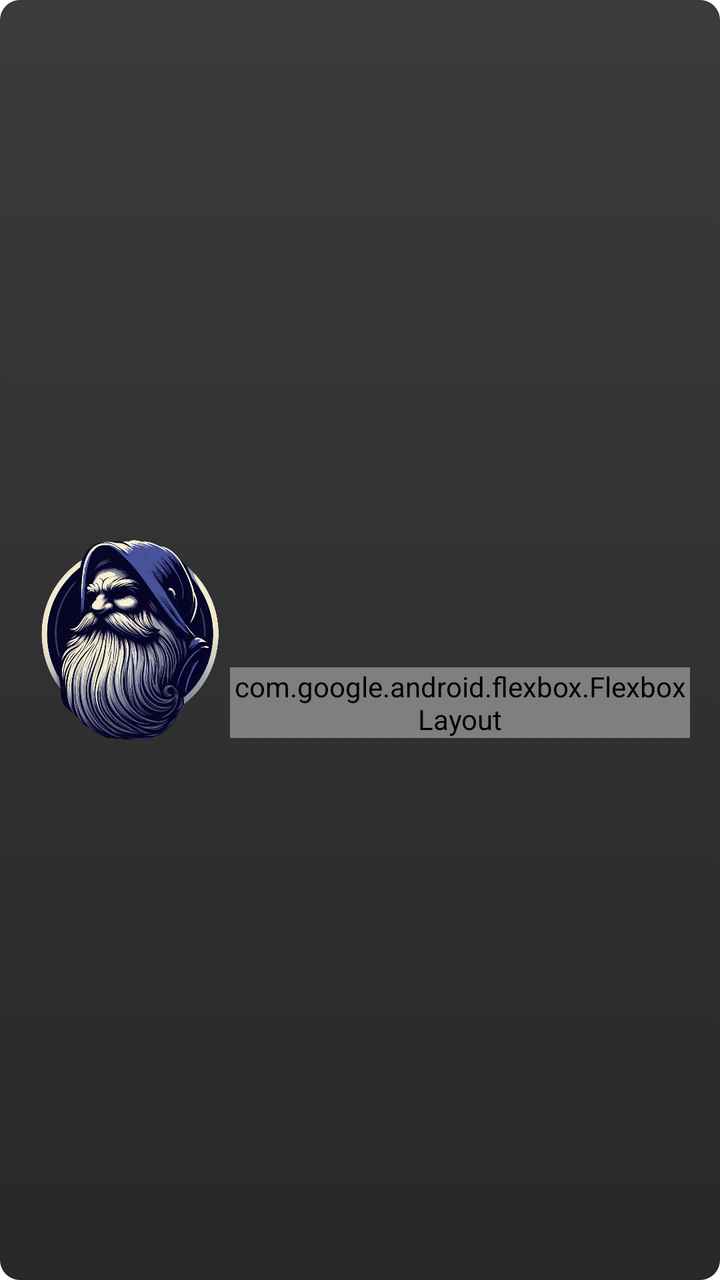
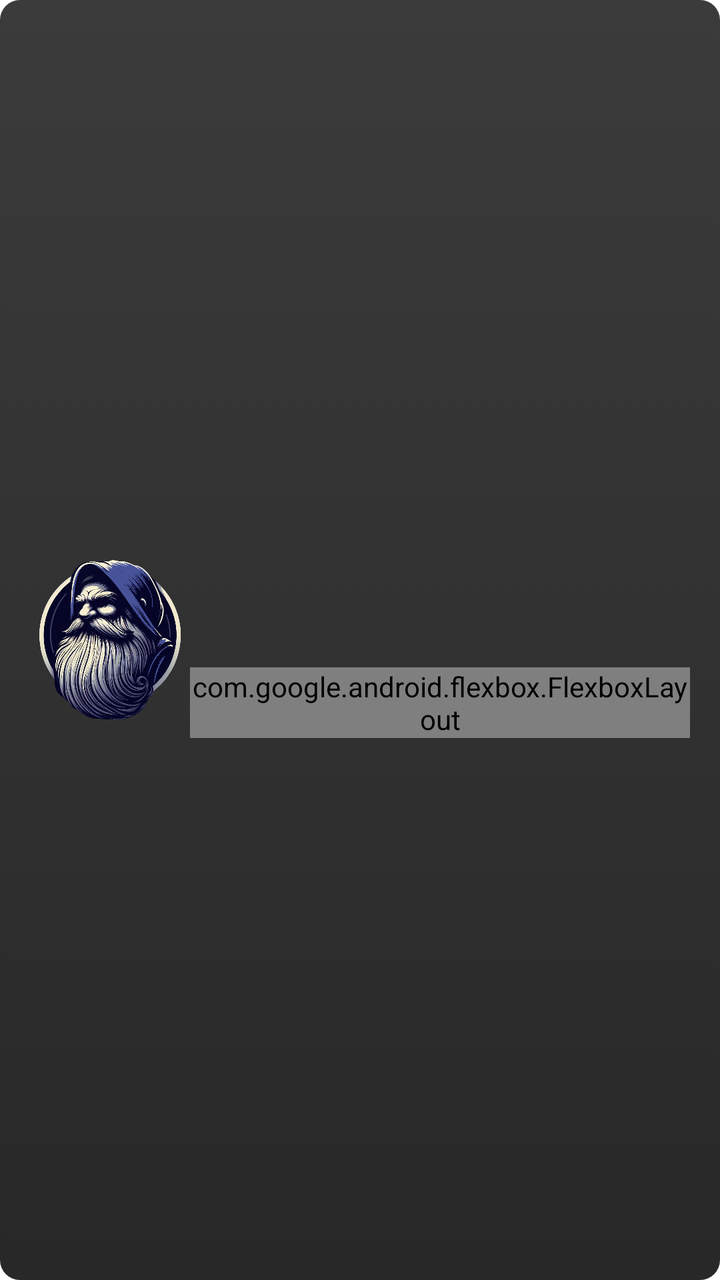

Two renders of the same Android screen: before a commit and after it. Below are the layout's source before the change and the commit's diff.
<!-- AndroidManifest.xml: application theme Theme.OdysseeDesVagabonds -->
<!-- res/layout/custom_card_race.xml -->
<?xml version="1.0" encoding="utf-8"?>
<LinearLayout xmlns:android="http://schemas.android.com/apk/res/android"
    xmlns:app="http://schemas.android.com/apk/res-auto"
    xmlns:tool="http://schemas.android.com/tools"
    android:layout_width="match_parent"
    android:layout_height="wrap_content"
    android:background="@drawable/card_rounded_gradient_reverse"
    android:orientation="horizontal"
    android:gravity="center"
    android:layout_margin="20dp"
    android:padding="15dp">


    <ImageView
        android:id="@+id/iv_icon"
        android:layout_width="100dp"
        android:layout_height="100dp"
        android:src="@drawable/ic_nain" />

    <LinearLayout
        android:layout_width="match_parent"
        android:layout_height="wrap_content"
        android:orientation="vertical">

        <RelativeLayout
            android:layout_width="wrap_content"
            android:layout_height="wrap_content"
            android:layout_gravity="center_vertical"
            android:gravity="center">

            <LinearLayout
                android:id="@+id/ll_title"
                android:layout_width="match_parent"
                android:layout_height="wrap_content"
                android:layout_toLeftOf="@id/ll_dv"
                android:gravity="center_vertical">

                <TextView
                    android:id="@+id/tv_title"
                    style="@style/Theme.OdysseeDesVagabonds.title"
                    android:layout_width="wrap_content"
                    android:layout_height="wrap_content"
                    tool:text="Nain" />
            </LinearLayout>


            <LinearLayout
                android:id="@+id/ll_dv"
                android:layout_width="wrap_content"
                android:layout_height="wrap_content"
                android:visibility="gone"
                android:gravity="center"
                android:padding="5dp"
                android:layout_toLeftOf="@id/ll_dm"
                android:orientation="horizontal">

                <TextView
                    style="@style/Theme.OdysseeDesVagabonds.text"
                    android:layout_width="wrap_content"
                    android:layout_height="match_parent"
                    android:layout_gravity="center_vertical"
                    tool:text="DV : " />

                <TextView
                    android:id="@+id/tv_dv"
                    style="@style/Theme.OdysseeDesVagabonds.text"
                    android:layout_width="wrap_content"
                    android:layout_height="match_parent"
                    android:layout_gravity="center_vertical"
                    android:gravity="center_vertical"
                    tool:text="8" />

            </LinearLayout>

            <LinearLayout
                android:id="@+id/ll_dm"
                android:layout_width="wrap_content"
                android:layout_height="wrap_content"
                android:visibility="gone"
                android:gravity="center"
                android:padding="5dp"
                android:layout_alignParentEnd="true"
                android:orientation="horizontal">

                <TextView
                    style="@style/Theme.OdysseeDesVagabonds.text"
                    android:layout_width="wrap_content"
                    android:layout_height="match_parent"
                    android:layout_gravity="center_vertical"
                    tool:text="DM : " />

                <TextView
                    android:id="@+id/tv_dm"
                    style="@style/Theme.OdysseeDesVagabonds.text"
                    android:layout_width="wrap_content"
                    android:layout_height="match_parent"
                    android:layout_gravity="center_vertical"
                    android:gravity="center_vertical"
                    tool:text="4" />

            </LinearLayout>

        </RelativeLayout>

        <TextView
            android:id="@+id/tv_description"
            style="@style/Theme.OdysseeDesVagabonds.text"
            android:layout_width="match_parent"
            android:layout_height="wrap_content"
            android:ellipsize="end"
            android:maxLines="3"
            android:singleLine="false"
            tool:text="description incroyable de la qualité des barbes naines ainsi que de leur session d'alcool non anonymes" />

        <com.google.android.flexbox.FlexboxLayout xmlns:android="http://schemas.android.com/apk/res/android"
            xmlns:app="http://schemas.android.com/apk/res-auto"
            android:id="@+id/fbl_tags"
            android:layout_width="match_parent"
            android:layout_height="wrap_content"
            app:alignContent="stretch"
            app:alignItems="stretch"
            android:layout_marginTop="5dp"
            app:flexWrap="wrap">

            <TextView
                android:id="@+id/textview1"
                style="@style/Theme.OdysseeDesVagabonds.text"
                android:layout_width="wrap_content"
                android:layout_height="wrap_content"
                android:layout_margin="5dp"
                android:visibility="gone"
                android:background="@drawable/card_rounded"
                android:backgroundTint="@color/lightRed"
                android:padding="5dp"
                app:layout_alignSelf="baseline"
                tool:text="physique" />

            <TextView
                android:id="@+id/textview2"
                style="@style/Theme.OdysseeDesVagabonds.text"
                android:layout_width="wrap_content"
                android:layout_height="wrap_content"
                android:background="@drawable/card_rounded"
                android:backgroundTint="@color/lightBlue"
                android:padding="5dp"
                android:visibility="gone"
                app:layout_alignSelf="baseline"
                tool:text="magique" />

            <TextView
                android:id="@+id/textview3"
                style="@style/Theme.OdysseeDesVagabonds.text"
                android:layout_width="wrap_content"
                android:layout_height="wrap_content"
                android:layout_margin="5dp"
                android:background="@drawable/card_rounded"
                android:backgroundTint="@color/lightGreen"
                android:padding="5dp"
                android:visibility="gone"
                app:layout_alignSelf="baseline"
                tool:text="compétence" />

        </com.google.android.flexbox.FlexboxLayout>
    </LinearLayout>
</LinearLayout>
<!-- resources referenced by this layout -->
<resources>
  <color name="lightBlue">#7FA6DE</color>
  <color name="lightGreen">#83CA7F</color>
  <color name="lightRed">#C67A76</color>
  <!-- drawable card_rounded (drawable) -->
  <?xml version="1.0" encoding="utf-8"?>
  <selector xmlns:android="http://schemas.android.com/apk/res/android">
      <item>
          <shape>
              <solid android:color="@color/white" />
              <corners android:radius="10dp" />
          </shape>
      </item>
  </selector>
  <!-- drawable card_rounded_gradient_reverse (drawable) -->
  <?xml version="1.0" encoding="utf-8"?>
  <selector xmlns:android="http://schemas.android.com/apk/res/android">
      <item>
          <shape>
              <gradient
                  android:angle="-90"
                  android:startColor="@color/colorPrimary"
                  android:endColor="@color/colorPrimaryDark"
                  android:type="linear" />
              <corners android:radius="10dp" />
          </shape>
      </item>
  </selector>
  <!-- drawable ic_nain: png bitmap (drawable, 808438 bytes) -->
  <style name="Theme.OdysseeDesVagabonds.text">
          <item name="android:textColor">@color/white</item>
          <item name="android:textSize">@dimen/normal_text</item>
      </style>
  <style name="Theme.OdysseeDesVagabonds.title">
          <item name="android:textColor">@color/white</item>
          <item name="android:textSize">@dimen/title_h1</item>
      </style>
  <style name="Theme.OdysseeDesVagabonds" parent="Theme.MaterialComponents.DayNight">
          
          <item name="colorPrimary">@color/colorAccent</item>
          <item name="colorPrimaryVariant">@color/colorAccent</item>
          <item name="colorOnPrimary">@color/white</item>
          
          <item name="colorSecondary">@color/colorPrimary</item>
          <item name="colorSecondaryVariant">@color/colorPrimary</item>
          <item name="colorOnSecondary">@color/white</item>
          
          <item name="android:statusBarColor" tools:targetApi="l">?attr/colorPrimary</item>
          
  
      </style>
  <color name="white">@android:color/white</color>
  <color name="colorPrimary">#3B3B3B</color>
  <color name="colorPrimaryDark">#282828</color>
  <dimen name="normal_text">18sp</dimen>
  <dimen name="title_h1">25sp</dimen>
  <color name="colorAccent">#C87234</color>
</resources>

<!-- the commit's change to res/layout/custom_card_race.xml (unified diff, before → after) -->
@@ -13,8 +13,8 @@
 
     <ImageView
         android:id="@+id/iv_icon"
-        android:layout_width="100dp"
-        android:layout_height="100dp"
+        android:layout_width="80dp"
+        android:layout_height="80dp"
         android:src="@drawable/ic_nain" />
 
     <LinearLayout
@@ -108,7 +108,7 @@
             android:layout_width="match_parent"
             android:layout_height="wrap_content"
             android:ellipsize="end"
-            android:maxLines="3"
+            android:maxLines="2"
             android:singleLine="false"
             tool:text="description incroyable de la qualité des barbes naines ainsi que de leur session d'alcool non anonymes" />
 
<!-- resource entries referenced after the edit -->
@@ -1,8 +1,8 @@
 <!-- resources referenced by this layout -->
 <resources>
-  <color name="lightBlue">#7FA6DE</color>
+  <color name="lightBlue">#95BDFD</color>
   <color name="lightGreen">#83CA7F</color>
-  <color name="lightRed">#C67A76</color>
+  <color name="lightRed">#E46962</color>
   <!-- drawable card_rounded (drawable) -->
   <?xml version="1.0" encoding="utf-8"?>
   <selector xmlns:android="http://schemas.android.com/apk/res/android">
